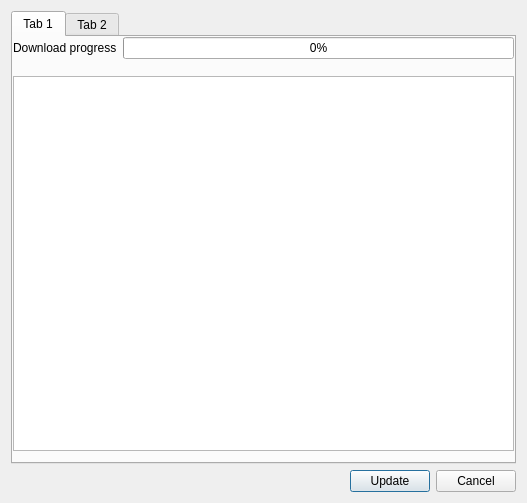
Above: Updater/maindialog.ui from End1-1/Cafe5 before the change. Below: the same form after it.
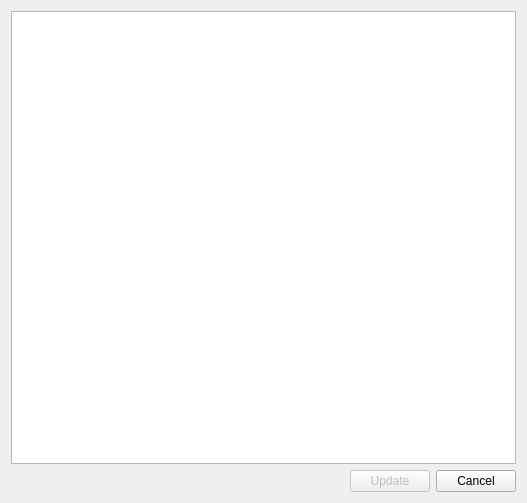
That is the form after the change.

Patch:
```diff
--- a/Updater/maindialog.ui
+++ b/Updater/maindialog.ui
@@ -15,70 +15,7 @@
   </property>
   <layout class="QVBoxLayout" name="verticalLayout_2">
    <item>
-    <widget class="QTabWidget" name="tabWidget">
-     <property name="tabShape">
-      <enum>QTabWidget::Rounded</enum>
-     </property>
-     <property name="currentIndex">
-      <number>0</number>
-     </property>
-     <widget class="QWidget" name="tab">
-      <attribute name="title">
-       <string>Tab 1</string>
-      </attribute>
-      <layout class="QVBoxLayout" name="verticalLayout">
-       <property name="leftMargin">
-        <number>0</number>
-       </property>
-       <property name="topMargin">
-        <number>0</number>
-       </property>
-       <property name="rightMargin">
-        <number>0</number>
-       </property>
-       <item>
-        <widget class="QWidget" name="wDownload" native="true">
-         <layout class="QHBoxLayout" name="horizontalLayout_2">
-          <property name="leftMargin">
-           <number>0</number>
-          </property>
-          <property name="topMargin">
-           <number>0</number>
-          </property>
-          <property name="rightMargin">
-           <number>0</number>
-          </property>
-          <item>
-           <widget class="QLabel" name="label">
-            <property name="text">
-             <string>Download progress</string>
-            </property>
-           </widget>
-          </item>
-          <item>
-           <widget class="QProgressBar" name="progressBar">
-            <property name="value">
-             <number>0</number>
-            </property>
-            <property name="textDirection">
-             <enum>QProgressBar::TopToBottom</enum>
-            </property>
-           </widget>
-          </item>
-         </layout>
-        </widget>
-       </item>
-       <item>
-        <widget class="QPlainTextEdit" name="txtLog"/>
-       </item>
-      </layout>
-     </widget>
-     <widget class="QWidget" name="tab_2">
-      <attribute name="title">
-       <string>Tab 2</string>
-      </attribute>
-     </widget>
-    </widget>
+    <widget class="QListWidget" name="lst"/>
    </item>
    <item>
     <widget class="QWidget" name="widget" native="true">
@@ -110,6 +47,9 @@
       </item>
       <item>
        <widget class="QPushButton" name="btnUpdate">
+        <property name="enabled">
+         <bool>false</bool>
+        </property>
         <property name="text">
          <string>Update</string>
         </property>
```
Left out of the diff: 2 changed lines with no effect on the pictures.
